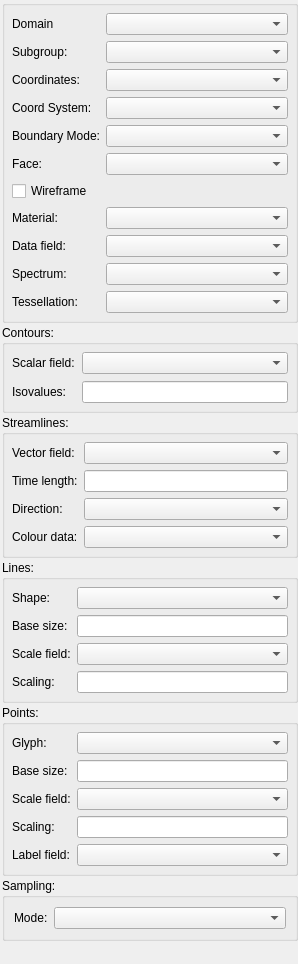
Before: the Qt Designer form res/designer/graphicseditorwidget.ui in hsorby/cmlibs.widgets, drawn with Qt 5.
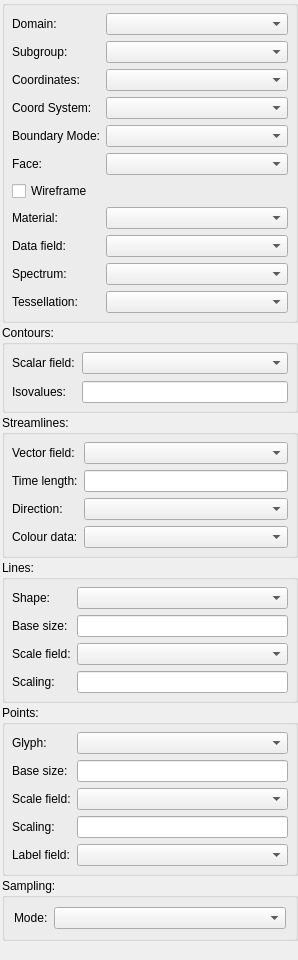
After: the same form once the commit is applied. Custom widgets are drawn as their Qt base class.

Commit message: Change graphics name with domain type

Patch:
```diff
--- a/res/designer/graphicseditorwidget.ui
+++ b/res/designer/graphicseditorwidget.ui
@@ -10,7 +10,7 @@
     <x>0</x>
     <y>0</y>
     <width>298</width>
-    <height>964</height>
+    <height>960</height>
    </rect>
   </property>
   <property name="sizePolicy">
@@ -199,7 +199,7 @@
       <item row="2" column="0">
        <widget class="QLabel" name="domain_enum_label">
         <property name="text">
-         <string>Domain</string>
+         <string>Domain:</string>
         </property>
        </widget>
       </item>
```
Left out of the diff: 10 changed lines with no effect on the pictures. Lines whose indentation alone changed are shown as unchanged. The commit also changes 6 other files.
